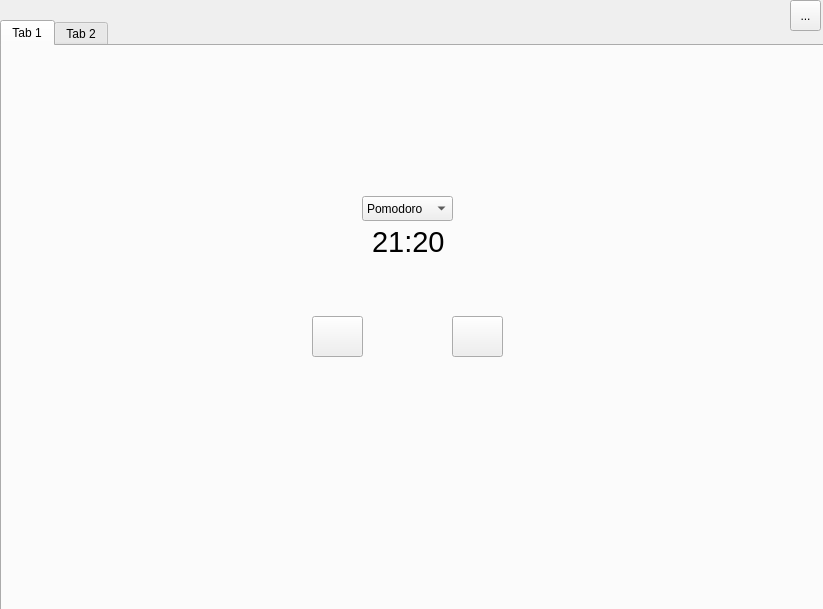
Qt form ui/mainwindow.ui (hashpad/Qomodoro) before a commit.
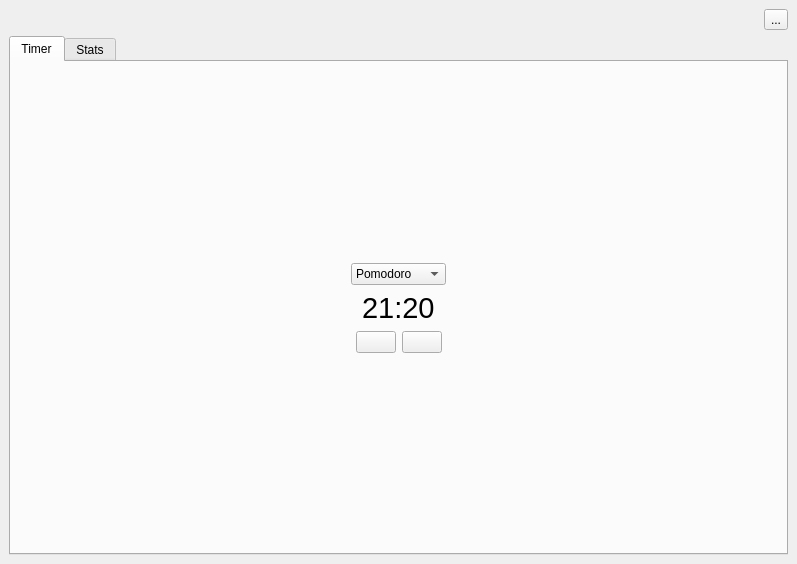
The same form after that commit. Icons and pictures are not drawn. Custom widgets are drawn as their Qt base class.

Commit message: Implement settings dialog

What changed in the file:
```diff
--- a/ui/mainwindow.ui
+++ b/ui/mainwindow.ui
@@ -6,39 +6,140 @@
    <rect>
     <x>0</x>
     <y>0</y>
-    <width>823</width>
-    <height>609</height>
+    <width>797</width>
+    <height>564</height>
    </rect>
   </property>
   <property name="windowTitle">
    <string>MainWindow</string>
   </property>
   <widget class="QWidget" name="centralwidget">
+   <layout class="QVBoxLayout" name="verticalLayout_4">
+    <item>
+     <layout class="QHBoxLayout" name="horizontalLayout">
+      <item>
+       <spacer name="horizontalSpacer">
+        <property name="orientation">
+         <enum>Qt::Horizontal</enum>
+        </property>
+        <property name="sizeHint" stdset="0">
+         <size>
+          <width>40</width>
+          <height>20</height>
+         </size>
+        </property>
+       </spacer>
+      </item>
+      <item>
+       <widget class="QToolButton" name="settingsBtn">
+        <property name="text">
+         <string>...</string>
+        </property>
+       </widget>
+      </item>
+     </layout>
+    </item>
+    <item>
+     <layout class="QVBoxLayout" name="verticalLayout_2">
+      <item>
    <widget class="QTabWidget" name="tabWidget">
-    <property name="geometry">
-     <rect>
-      <x>0</x>
-      <y>20</y>
-      <width>831</width>
-      <height>591</height>
-     </rect>
+        <property name="styleSheet">
+         <string notr="true">QTabWidget::tab-bar {
+            alignment: center;
+}</string>
     </property>
     <property name="currentIndex">
      <number>0</number>
     </property>
     <widget class="QWidget" name="pomodoroTab">
+         <property name="styleSheet">
+          <string notr="true"/>
+         </property>
      <attribute name="title">
-      <string>Tab 1</string>
-     </attribute>
+          <string>Timer</string>
+         </attribute>
+         <layout class="QVBoxLayout" name="verticalLayout_8">
+          <item>
+           <spacer name="verticalSpacer_2">
+            <property name="orientation">
+             <enum>Qt::Vertical</enum>
+            </property>
+            <property name="sizeHint" stdset="0">
+             <size>
+              <width>20</width>
+              <height>40</height>
+             </size>
+            </property>
+           </spacer>
+          </item>
+          <item>
+           <layout class="QVBoxLayout" name="verticalLayout_7">
+            <item>
+             <layout class="QHBoxLayout" name="horizontalLayout_5">
+              <item>
+               <spacer name="horizontalSpacer_4">
+                <property name="orientation">
+                 <enum>Qt::Horizontal</enum>
+                </property>
+                <property name="sizeHint" stdset="0">
+                 <size>
+                  <width>40</width>
+                  <height>20</height>
+                 </size>
+                </property>
+               </spacer>
+              </item>
+              <item>
+               <widget class="QComboBox" name="comboBox">
+                <item>
+                 <property name="text">
+                  <string>Pomodoro</string>
+                 </property>
+                </item>
+                <item>
+                 <property name="text">
+                  <string>Short Break</string>
+                 </property>
+                </item>
+                <item>
+                 <property name="text">
+                  <string>Long Break</string>
+                 </property>
+                </item>
+               </widget>
+              </item>
+              <item>
+               <spacer name="horizontalSpacer_5">
+                <property name="orientation">
+                 <enum>Qt::Horizontal</enum>
+                </property>
+                <property name="sizeHint" stdset="0">
+                 <size>
+                  <width>40</width>
+                  <height>20</height>
+                 </size>
+                </property>
+               </spacer>
+              </item>
+             </layout>
+            </item>
+            <item>
+             <layout class="QHBoxLayout" name="horizontalLayout_6">
+              <item>
+               <spacer name="horizontalSpacer_6">
+                <property name="orientation">
+                 <enum>Qt::Horizontal</enum>
+                </property>
+                <property name="sizeHint" stdset="0">
+                 <size>
+                  <width>40</width>
+                  <height>20</height>
+                 </size>
+                </property>
+               </spacer>
+              </item>
+              <item>
      <widget class="QLabel" name="leftTimeLbl">
-      <property name="geometry">
-       <rect>
-        <x>370</x>
-        <y>170</y>
-        <width>81</width>
-        <height>51</height>
-       </rect>
-      </property>
       <property name="font">
        <font>
         <pointsize>22</pointsize>
@@ -48,15 +149,39 @@
        <string>21:20</string>
       </property>
      </widget>
+              </item>
+              <item>
+               <spacer name="horizontalSpacer_7">
+                <property name="orientation">
+                 <enum>Qt::Horizontal</enum>
+                </property>
+                <property name="sizeHint" stdset="0">
+                 <size>
+                  <width>40</width>
+                  <height>20</height>
+                 </size>
+                </property>
+               </spacer>
+              </item>
+             </layout>
+            </item>
+            <item>
+             <layout class="QHBoxLayout" name="horizontalLayout_4">
+              <item>
+               <spacer name="horizontalSpacer_8">
+                <property name="orientation">
+                 <enum>Qt::Horizontal</enum>
+                </property>
+                <property name="sizeHint" stdset="0">
+                 <size>
+                  <width>40</width>
+                  <height>20</height>
+                 </size>
+                </property>
+               </spacer>
+              </item>
+              <item>
      <widget class="QPushButton" name="runningBtn">
-      <property name="geometry">
-       <rect>
-        <x>310</x>
-        <y>270</y>
-        <width>51</width>
-        <height>41</height>
-       </rect>
-      </property>
       <property name="text">
        <string/>
       </property>
@@ -64,15 +189,9 @@
        <iconset theme="media-playback-start"/>
       </property>
      </widget>
+              </item>
+              <item>
      <widget class="QPushButton" name="stopBtn">
-      <property name="geometry">
-       <rect>
-        <x>450</x>
-        <y>270</y>
-        <width>51</width>
-        <height>41</height>
-       </rect>
-      </property>
       <property name="text">
        <string/>
       </property>
@@ -80,36 +199,125 @@
        <iconset theme="media-playback-stop"/>
       </property>
      </widget>
-     <widget class="QComboBox" name="comboBox">
-      <property name="geometry">
-       <rect>
-        <x>360</x>
-        <y>150</y>
-        <width>91</width>
-        <height>25</height>
-       </rect>
-      </property>
-      <item>
-       <property name="text">
-        <string>Pomodoro</string>
-       </property>
       </item>
       <item>
-       <property name="text">
-        <string>Short Break</string>
-       </property>
-      </item>
+               <spacer name="horizontalSpacer_9">
+                <property name="orientation">
+                 <enum>Qt::Horizontal</enum>
+                </property>
+                <property name="sizeHint" stdset="0">
+                 <size>
+                  <width>40</width>
+                  <height>20</height>
+                 </size>
+                </property>
+               </spacer>
+              </item>
+             </layout>
+            </item>
+           </layout>
+          </item>
       <item>
-       <property name="text">
-        <string>Long Break</string>
-       </property>
-      </item>
-     </widget>
+           <spacer name="verticalSpacer">
+            <property name="orientation">
+             <enum>Qt::Vertical</enum>
+            </property>
+            <property name="sizeHint" stdset="0">
+             <size>
+              <width>20</width>
+              <height>40</height>
+             </size>
+            </property>
+           </spacer>
+          </item>
+         </layout>
     </widget>
     <widget class="QWidget" name="statsTab">
      <attribute name="title">
-      <string>Tab 2</string>
-     </attribute>
+          <string>Stats</string>
+         </attribute>
+         <layout class="QVBoxLayout" name="verticalLayout">
+          <item>
+           <layout class="QGridLayout" name="gridLayout">
+            <item row="0" column="0">
+             <widget class="QTabWidget" name="tabWidget_2">
+              <property name="acceptDrops">
+               <bool>false</bool>
+              </property>
+              <property name="layoutDirection">
+               <enum>Qt::LeftToRight</enum>
+              </property>
+              <property name="autoFillBackground">
+               <bool>false</bool>
+              </property>
+              <property name="styleSheet">
+               <string notr="true"/>
+              </property>
+              <property name="tabPosition">
+               <enum>QTabWidget::North</enum>
+              </property>
+              <property name="currentIndex">
+               <number>0</number>
+              </property>
+              <property name="documentMode">
+               <bool>false</bool>
+              </property>
+              <property name="tabsClosable">
+               <bool>false</bool>
+              </property>
+              <property name="movable">
+               <bool>false</bool>
+              </property>
+              <property name="tabBarAutoHide">
+               <bool>false</bool>
+              </property>
+              <widget class="QWidget" name="tab">
+               <property name="styleSheet">
+                <string notr="true">alignment: center;</string>
+               </property>
+               <attribute name="title">
+                <string>Day</string>
+               </attribute>
+               <layout class="QVBoxLayout" name="verticalLayout_6">
+                <item>
+                 <layout class="QVBoxLayout" name="verticalLayout_5">
+                  <item>
+                   <layout class="QHBoxLayout" name="horizontalLayout_3">
+                    <item>
+                     <widget class="QPushButton" name="pushButton">
+                      <property name="text">
+                       <string/>
+                      </property>
+                      <property name="icon">
+                       <iconset theme="go-previous"/>
+                      </property>
+                     </widget>
+                    </item>
+                    <item>
+                     <widget class="QPushButton" name="pushButton_2">
+                      <property name="text">
+                       <string/>
+                      </property>
+                      <property name="icon">
+                       <iconset theme="go-next">
+                        <normaloff>.</normaloff>.</iconset>
+                      </property>
+                     </widget>
+                    </item>
+                    <item>
+                     <spacer name="horizontalSpacer_2">
+                      <property name="orientation">
+                       <enum>Qt::Horizontal</enum>
+                      </property>
+                      <property name="sizeHint" stdset="0">
+                       <size>
+                        <width>40</width>
+                        <height>20</height>
+                       </size>
+                      </property>
+                     </spacer>
+                    </item>
+                    <item>
      <widget class="QLabel" name="label">
       <property name="geometry">
        <rect>
@@ -125,26 +333,65 @@
        </font>
       </property>
       <property name="text">
-       <string>Nothing here</string>
-      </property>
-     </widget>
-    </widget>
-   </widget>
-   <widget class="QToolButton" name="settingsBtn">
-    <property name="geometry">
-     <rect>
-      <x>790</x>
-      <y>0</y>
-      <width>31</width>
-      <height>31</height>
-     </rect>
-    </property>
-    <property name="text">
-     <string>...</string>
-    </property>
-   </widget>
-  </widget>
- </widget>
+                       <string>Today</string>
+                      </property>
+                     </widget>
+                    </item>
+                    <item>
+                     <spacer name="horizontalSpacer_3">
+                      <property name="orientation">
+                       <enum>Qt::Horizontal</enum>
+                      </property>
+                      <property name="sizeHint" stdset="0">
+                       <size>
+                        <width>40</width>
+                        <height>20</height>
+                       </size>
+                      </property>
+                     </spacer>
+                    </item>
+                   </layout>
+                  </item>
+                  <item>
+                   <widget class="QChartView" name="graphicsView"/>
+                  </item>
+                 </layout>
+                </item>
+               </layout>
+              </widget>
+              <widget class="QWidget" name="tab_2">
+               <property name="styleSheet">
+                <string notr="true">alignment: center;</string>
+               </property>
+               <attribute name="title">
+                <string>Week</string>
+               </attribute>
+              </widget>
+              <widget class="QWidget" name="tab_3">
+               <attribute name="title">
+                <string>Month</string>
+               </attribute>
+              </widget>
+             </widget>
+            </item>
+           </layout>
+          </item>
+         </layout>
+        </widget>
+       </widget>
+      </item>
+     </layout>
+    </item>
+   </layout>
+  </widget>
+ </widget>
+ <customwidgets>
+  <customwidget>
+   <class>QChartView</class>
+   <extends>QGraphicsView</extends>
+   <header>QtCharts</header>
+  </customwidget>
+ </customwidgets>
  <resources/>
  <connections/>
 </ui>
```
Left out of the diff: 11 changed lines with no effect on the pictures. Lines whose indentation alone changed are shown as unchanged. The commit also changes 9 other files.
